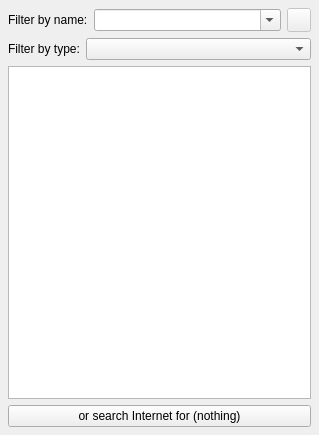
KDE/kstars, file kstars/dialogs/finddialog.ui: the form before one commit.
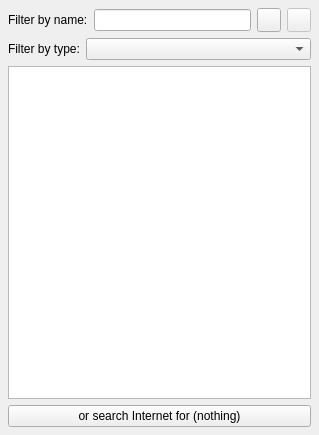
The form after the commit. Icons and pictures are not drawn.

Commit message: Improve find dialog further

Patch:
```diff
--- a/kstars/dialogs/finddialog.ui
+++ b/kstars/dialogs/finddialog.ui
@@ -51,21 +51,40 @@
       </widget>
      </item>
      <item>
-      <widget class="QComboBox" name="SearchBox">
-       <property name="sizePolicy">
-        <sizepolicy hsizetype="MinimumExpanding" vsizetype="Fixed">
-         <horstretch>0</horstretch>
-         <verstretch>0</verstretch>
-        </sizepolicy>
-       </property>
-       <property name="editable">
+      <widget class="QLineEdit" name="SearchBox">
+       <property name="clearButtonEnabled">
         <bool>true</bool>
        </property>
-       <property name="maxCount">
-        <number>100</number>
+      </widget>
+     </item>
+     <item>
+      <widget class="QPushButton" name="showHistoryB">
+       <property name="minimumSize">
+        <size>
+         <width>24</width>
+         <height>24</height>
+        </size>
        </property>
-       <property name="insertPolicy">
-        <enum>QComboBox::InsertAtTop</enum>
+       <property name="maximumSize">
+        <size>
+         <width>24</width>
+         <height>24</height>
+        </size>
+       </property>
+       <property name="toolTip">
+        <string>Find History</string>
+       </property>
+       <property name="text">
+        <string/>
+       </property>
+       <property name="icon">
+        <iconset theme="clock"/>
+       </property>
+       <property name="iconSize">
+        <size>
+         <width>24</width>
+         <height>24</height>
+        </size>
        </property>
       </widget>
      </item>
```
Left out of the diff: 2 changed lines with no effect on the pictures. The commit also changes 2 other files.
